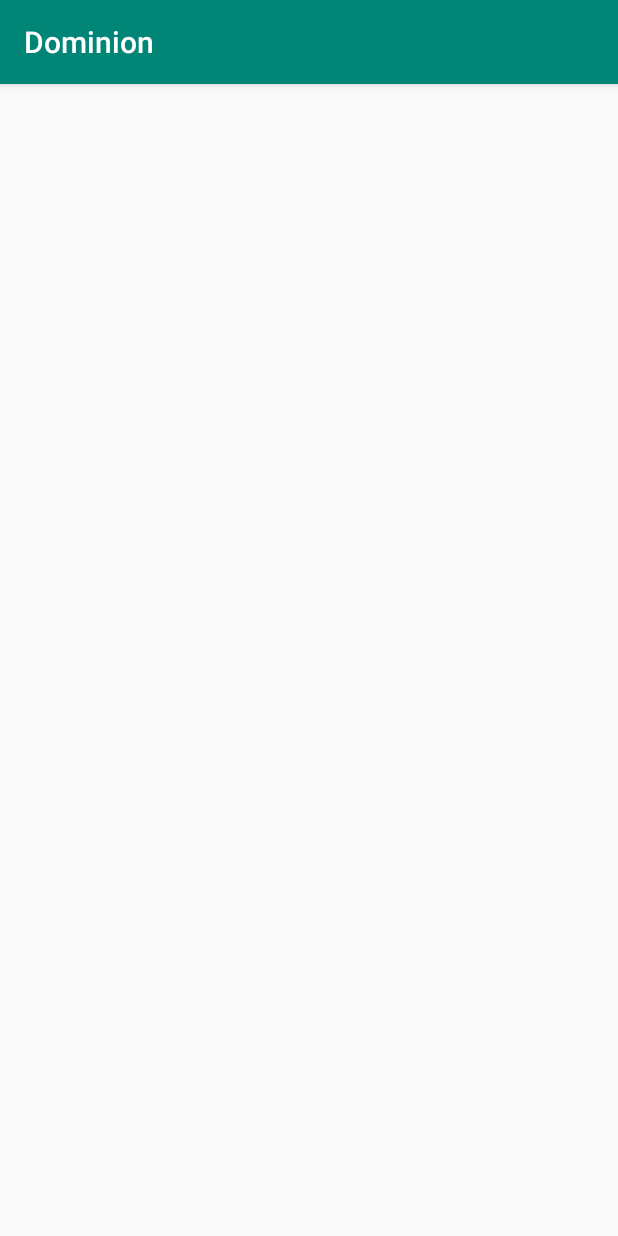
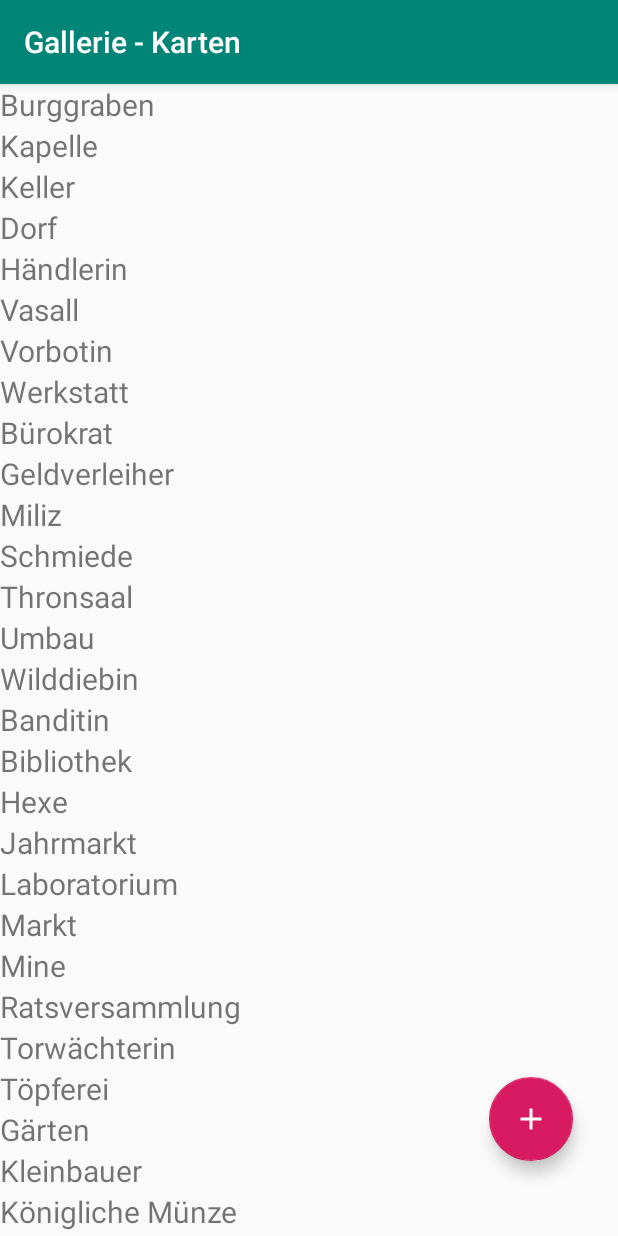
Before and after one commit to ts67uulm/Dominion, an Android app: the ShowCardsActivity screen opened directly, with no data from a screen before it, on a phone screen of 412 x 824 dp. Run offline under Robolectric (Android 15) with nearby library versions, the phone set to English and light mode, and no system bars; our stand-ins replace Room's generated code.

Commit message:
editoren ew und cards fertig

```diff
--- a/app/src/main/java/stenzel/tim/dominion/AddDeckActivity.java
+++ b/app/src/main/java/stenzel/tim/dominion/AddDeckActivity.java
@@ -10,5 +10,9 @@ public class AddDeckActivity extends AppCompatActivity {
     protected void onCreate(Bundle savedInstanceState) {
         super.onCreate(savedInstanceState);
         setContentView(R.layout.activity_add_deck);
+
+
+
+
     }
 }
--- a/app/src/main/java/stenzel/tim/dominion/ChooseCards.java
+++ b/app/src/main/java/stenzel/tim/dominion/ChooseCards.java
@@ -57,6 +57,8 @@ public class ChooseCards extends AppCompatActivity {
         setContentView(R.layout.activity_choose_cards);
 
         context = ChooseCards.this;
+
+        getSupportActionBar().setTitle("Generator");
 
         db = AppDatabase.getAppDatabase(context);
         ewDao = db.getErweiterungssetDao();
--- a/app/src/main/java/stenzel/tim/dominion/DB/CardDao.java
+++ b/app/src/main/java/stenzel/tim/dominion/DB/CardDao.java
@@ -30,6 +30,9 @@ public interface CardDao {
     @Query("SELECT * FROM Card WHERE cost = :cost")
     List<Card> getCardByCost(int cost);
 
+    @Query("SELECT * FROM Card WHERE name = :name")
+    Card getCardByName(String name);
+
     @Query("UPDATE Card SET checked = :checked WHERE id = :id")
     void updateCardChecked(int id, boolean checked);
 
--- a/app/src/main/java/stenzel/tim/dominion/GalleryActivity.java
+++ b/app/src/main/java/stenzel/tim/dominion/GalleryActivity.java
@@ -44,6 +44,8 @@ public class GalleryActivity extends AppCompatActivity {
         setContentView(R.layout.activity_gallery);
 
         context = GalleryActivity.this;
+
+        getSupportActionBar().setTitle("Gallerie - Erweiterungen");
 
         db = AppDatabase.getAppDatabase(context);
         ewDao = db.getErweiterungssetDao();
--- /dev/null
+++ b/app/src/main/java/stenzel/tim/dominion/ListAdapter/ListAdapterShowAllCards.java
@@ -0,0 +1,68 @@
+package stenzel.tim.dominion.ListAdapter;
+
+import android.content.Context;
+import android.view.LayoutInflater;
+import android.view.View;
+import android.view.ViewGroup;
+import android.widget.CheckBox;
+import android.widget.TextView;
+import android.widget.Toast;
+
+import java.util.ArrayList;
+import java.util.List;
+
+import androidx.recyclerview.widget.RecyclerView;
+import stenzel.tim.dominion.Classes.Card;
+import stenzel.tim.dominion.Classes.Erweiterungsset;
+import stenzel.tim.dominion.DB.AppDatabase;
+import stenzel.tim.dominion.DB.ErweiterungssetDao;
+import stenzel.tim.dominion.R;
+
+public class ListAdapterShowAllCards extends RecyclerView.Adapter<ListAdapterShowAllCards.MyViewHolder> {
+
+    private static List<Card> cardList;
+    private LayoutInflater inflater;
+    private Context context;
+
+    public ListAdapterShowAllCards(Context context, List<Card> cards) {
+        inflater = LayoutInflater.from(context);
+        cardList = cards;
+        this.context = context;
+    }
+
+    @Override
+    public ListAdapterShowAllCards.MyViewHolder onCreateViewHolder(ViewGroup parent, int viewType){
+
+        View view = inflater.inflate(R.layout.list_frag_add_ew, parent, false);
+        MyViewHolder holder = new MyViewHolder(view);
+
+        return holder;
+
+    }
+
+    // Replace the contents of a view (invoked by the layout manager)
+    @Override
+    public void onBindViewHolder(final ListAdapterShowAllCards.MyViewHolder holder, int position) {
+
+        holder.textView.setText(cardList.get(position).getName());
+    }
+
+
+    // Return the size of your dataset (invoked by the layout manager)
+    @Override
+    public int getItemCount() {
+        return cardList.size();
+    }
+
+
+    class MyViewHolder extends RecyclerView.ViewHolder {
+        protected TextView textView;
+
+        MyViewHolder(View itemView) {
+            super(itemView);
+            textView = itemView.findViewById(R.id.list_frag_add_ew_textview);
+        }
+
+
+    }
+}
--- a/app/src/main/java/stenzel/tim/dominion/MainActivity.java
+++ b/app/src/main/java/stenzel/tim/dominion/MainActivity.java
@@ -50,6 +50,8 @@ public class MainActivity extends AppCompatActivity {
         setContentView(R.layout.activity_main);
 
         context = MainActivity.this;
+
+        getSupportActionBar().setTitle("Generator");
 
         Stetho.initializeWithDefaults(context);
 
--- a/app/src/main/java/stenzel/tim/dominion/ShowCardsActivity.java
+++ b/app/src/main/java/stenzel/tim/dominion/ShowCardsActivity.java
@@ -1,14 +1,86 @@
 package stenzel.tim.dominion;
 
 import androidx.appcompat.app.AppCompatActivity;
+import androidx.recyclerview.widget.LinearLayoutManager;
+import androidx.recyclerview.widget.RecyclerView;
+import stenzel.tim.dominion.AlertDialogs.AddCard;
+import stenzel.tim.dominion.Classes.Card;
+import stenzel.tim.dominion.DB.AppDatabase;
+import stenzel.tim.dominion.DB.CardDao;
+import stenzel.tim.dominion.ListAdapter.ListAdapterErweiterungsset;
+import stenzel.tim.dominion.ListAdapter.ListAdapterShowAllCards;
 
+import android.app.Activity;
+import android.content.Context;
+import android.content.Intent;
 import android.os.Bundle;
+import android.view.View;
+
+import java.util.List;
 
 public class ShowCardsActivity extends AppCompatActivity {
+
+    private Context context;
+
+    private AppDatabase db;
+    private CardDao cardDao;
+
+    private List<Card> allCards;
+
+    private com.google.android.material.floatingactionbutton.FloatingActionButton fab;
+
+    private RecyclerView mRecyclerView;
+    private RecyclerView.Adapter mAdapter;
+    private RecyclerView.LayoutManager mLayoutManager;
 
     @Override
     protected void onCreate(Bundle savedInstanceState) {
         super.onCreate(savedInstanceState);
         setContentView(R.layout.activity_show_cards);
+
+        context = ShowCardsActivity.this;
+
+        getSupportActionBar().setTitle("Gallerie - Karten");
+
+        db = AppDatabase.getAppDatabase(context);
+        cardDao = db.getCardDao();
+
+        allCards = cardDao.getAllCards();
+
+        mRecyclerView = findViewById(R.id.show_all_cards_recyclerview);
+        fab = findViewById(R.id.show_all_cards_fab);
+
+        // use a linear layout manager
+        mLayoutManager = new LinearLayoutManager(context);
+        mRecyclerView.setLayoutManager(mLayoutManager);
+
+        mAdapter = new ListAdapterShowAllCards(context, allCards);
+        mRecyclerView.setAdapter(mAdapter);
+
+        fab.setOnClickListener(new View.OnClickListener() {
+            @Override
+            public void onClick(View view) {
+
+                Intent intent = new Intent(context, AddCard.class);
+                startActivityForResult(intent, 0);
+
+            }
+        });
+
+
+
+    }
+
+    @Override
+    protected void onActivityResult(int requestCode, int resultCode, Intent data) {
+
+        if (requestCode == 0) {
+            if(resultCode == Activity.RESULT_OK){
+                allCards = cardDao.getAllCards();
+                mAdapter = new ListAdapterShowAllCards(context, allCards);
+                mRecyclerView.setAdapter(mAdapter);
+            }
+
+        }
     }
 }
--- a/app/src/main/java/stenzel/tim/dominion/ShowDeck.java
+++ b/app/src/main/java/stenzel/tim/dominion/ShowDeck.java
@@ -62,6 +62,8 @@ public class ShowDeck extends AppCompatActivity {
         super.onCreate(savedInstanceState);
         setContentView(R.layout.activity_show_deck);
 
+        context = ShowDeck.this;
+
         textView = findViewById(R.id.show_deck_textview);
         landmarkerTV = findViewById(R.id.show_deck_landmarker);
         ereignisTV = findViewById(R.id.show_deck_ereignis);
@@ -69,7 +71,7 @@ public class ShowDeck extends AppCompatActivity {
         btnSaveSet = findViewById(R.id.show_deck_save_btn);
         mRecyclerView = findViewById(R.id.show_deck_recycler_view);
 
-        context = ShowDeck.this;
+        getSupportActionBar().setTitle("Generiertes Deck");
 
         db = AppDatabase.getAppDatabase(context);
         cardDao = db.getCardDao();
--- a/app/src/main/java/stenzel/tim/dominion/ShowSavedDeck.java
+++ b/app/src/main/java/stenzel/tim/dominion/ShowSavedDeck.java
@@ -51,6 +51,8 @@ public class ShowSavedDeck extends AppCompatActivity {
         setContentView(R.layout.activity_show_saved_deck);
 
         context = ShowSavedDeck.this;
+
+        getSupportActionBar().setTitle("Karten dieses Decks");
 
         db = AppDatabase.getAppDatabase(context);
         deckDao = db.getDeckDao();
--- /dev/null
+++ b/app/src/main/res/drawable/ic_image_white_24dp.xml
@@ -0,0 +1,5 @@
+<vector android:height="24dp" android:tint="#FFFFFF"
+    android:viewportHeight="24.0" android:viewportWidth="24.0"
+    android:width="24dp" xmlns:android="http://schemas.android.com/apk/res/android">
+    <path android:fillColor="#FF000000" android:pathData="M21,19V5c0,-1.1 -0.9,-2 -2,-2H5c-1.1,0 -2,0.9 -2,2v14c0,1.1 0.9,2 2,2h14c1.1,0 2,-0.9 2,-2zM8.5,13.5l2.5,3.01L14.5,12l4.5,6H5l3.5,-4.5z"/>
+</vector>
--- a/app/src/main/res/layout/activity_show_cards.xml
+++ b/app/src/main/res/layout/activity_show_cards.xml
@@ -1,9 +1,27 @@
 <?xml version="1.0" encoding="utf-8"?>
-<androidx.constraintlayout.widget.ConstraintLayout xmlns:android="http://schemas.android.com/apk/res/android"
+<RelativeLayout xmlns:android="http://schemas.android.com/apk/res/android"
     xmlns:app="http://schemas.android.com/apk/res-auto"
     xmlns:tools="http://schemas.android.com/tools"
     android:layout_width="match_parent"
     android:layout_height="match_parent"
     tools:context=".ShowCardsActivity">
 
-</androidx.constraintlayout.widget.ConstraintLayout>
+    <androidx.recyclerview.widget.RecyclerView
+        android:id="@+id/show_all_cards_recyclerview"
+        android:layout_width="match_parent"
+        android:layout_height="match_parent">
+
+
+    </androidx.recyclerview.widget.RecyclerView>
+
+    <com.google.android.material.floatingactionbutton.FloatingActionButton
+        android:id="@+id/show_all_cards_fab"
+        android:layout_width="wrap_content"
+        android:layout_height="wrap_content"
+        android:layout_alignParentBottom="true"
+        android:layout_alignParentRight="true"
+        android:src="@drawable/ic_add_white_24dp"
+        android:layout_marginRight="30dp"
+        android:layout_marginBottom="50dp"/>
+
+</RelativeLayout>
--- a/app/src/main/res/menu/actionbar.xml
+++ b/app/src/main/res/menu/actionbar.xml
@@ -11,7 +11,7 @@
     <item
         android:id="@+id/action_preset"
         android:title="preset"
-        android:icon="@drawable/ic_edit_black_24dp"
+        android:icon="@drawable/decks"
         app:showAsAction="always"/>
 
 </menu>
--- a/app/src/main/res/menu/actionbar_plus.xml
+++ b/app/src/main/res/menu/actionbar_plus.xml
@@ -11,13 +11,13 @@
     <item
         android:id="@+id/action_add"
         android:title="add"
-        android:icon="@drawable/ic_add_white_24dp"
+        android:icon="@drawable/ic_image_white_24dp"
         app:showAsAction="always"/>
 
     <item
         android:id="@+id/action_preset"
         android:title="preset"
-        android:icon="@drawable/ic_edit_black_24dp"
+        android:icon="@drawable/decks"
         app:showAsAction="always"/>
 
 </menu>
```
Also changed, not shown: app/src/main/AndroidManifest.xml (+5 -2 lines), app/src/main/java/stenzel/tim/dominion/AlertDialogs/AddCard.java (added, +121 -0 lines), app/src/main/java/stenzel/tim/dominion/ShowSavedDecks.java (+9 -8 lines), app/src/main/res/layout/activity_add_card.xml (added, +66 -0 lines), app/src/main/res/layout/activity_add_deck.xml (+42 -2 lines), app/src/main/res/drawable/decks.png (added).
